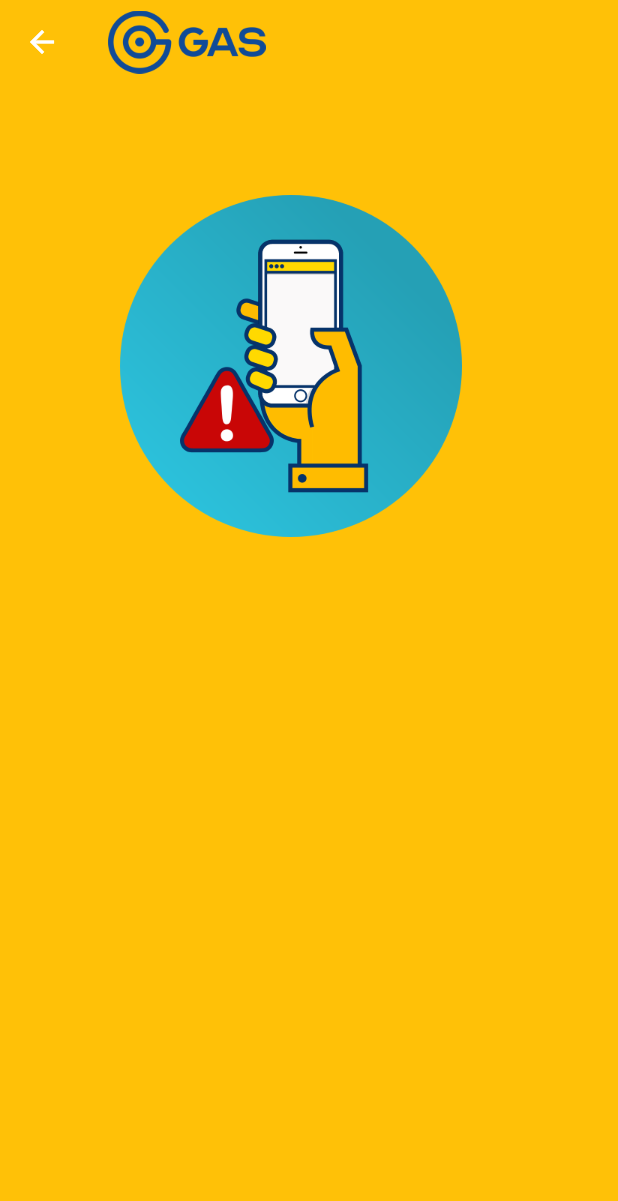
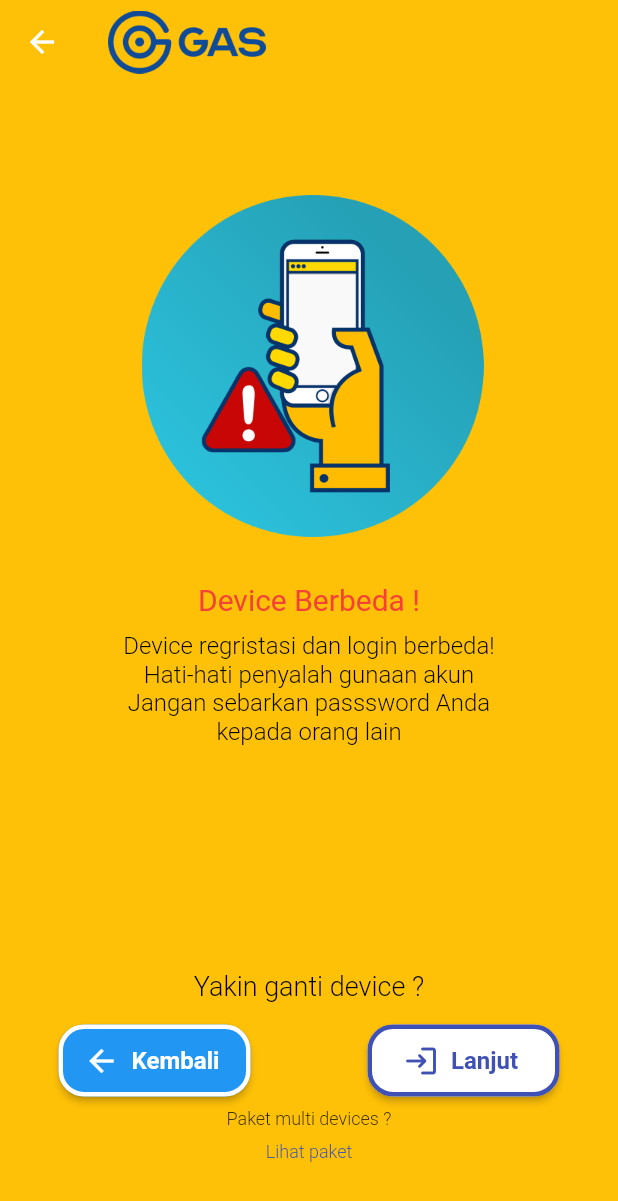
Before and after one commit to 154-5WH/flutter-magang-2, a Flutter app: the Notice screen opened directly, on a phone screen of 412 x 824 dp. Shown: the top 1201 px of the screen. Run offline on Flutter 3.47's test engine with Material 2 defaults, Android fonts, the phone set to English and light mode, and no system bars.

Commit message:
full update notice page (done)

```diff
--- a/lib/page/notice.dart
+++ b/lib/page/notice.dart
@@ -1,4 +1,5 @@
 import 'package:flutter/material.dart';
+import 'package:flutter_magang2/page/masuk.dart';
 import 'package:flutter_magang2/utils/theme.dart';
 
 class Notice extends StatelessWidget {
@@ -9,7 +10,9 @@ class Notice extends StatelessWidget {
     return Scaffold(
       backgroundColor: Colors.amber,
       appBar: widgetAppBar(),
-      body: Container(
+      body: Column(
+        children: [
+          Container(
             child: Padding(
               padding: const EdgeInsets.only(
                 top: 74,
@@ -22,6 +25,152 @@ class Notice extends StatelessWidget {
                 width: 228,
               ),
             ),
+            padding: const EdgeInsets.only(),
+          ),
+          const Center(
+            child: Padding(
+              padding: EdgeInsets.only(
+                top: 30,
+                bottom: 10,
+              ),
+              child: Text(
+                "Device Berbeda !",
+                style: TextStyle(
+                    fontSize: 20,
+                    fontWeight: FontWeight.normal,
+                    color: Colors.red),
+              ),
+            ),
+          ),
+          const Text(
+            "Device regristasi dan login berbeda!",
+            style: TextStyle(
+              fontSize: 16,
+              fontWeight: FontWeight.w300,
+              color: Colors.black,
+            ),
+          ),
+          const Text(
+            "Hati-hati penyalah gunaan akun",
+            style: TextStyle(
+              fontSize: 16,
+              fontWeight: FontWeight.w300,
+              color: Colors.black,
+            ),
+          ),
+          const Text(
+            "Jangan sebarkan passsword Anda",
+            style: TextStyle(
+              fontSize: 16,
+              fontWeight: FontWeight.w300,
+              color: Colors.black,
+            ),
+          ),
+          const Text(
+            "kepada orang lain",
+            style: TextStyle(
+              fontSize: 16,
+              fontWeight: FontWeight.w300,
+              color: Colors.black,
+            ),
+          ),
+          const Padding(
+            padding: EdgeInsets.only(
+              top: 150,
+            ),
+            child: Text(
+              "Yakin ganti device ?",
+              style: TextStyle(
+                fontSize: 18,
+                fontWeight: FontWeight.w300,
+                color: Colors.black,
+              ),
+            ),
+          ),
+          Padding(
+            padding: const EdgeInsets.only(
+              top: 15,
+            ),
+            child: Row(
+              mainAxisAlignment: MainAxisAlignment.spaceAround,
+              children: [
+                SizedBox(
+                  height: 48,
+                  width: 128,
+                  child: ElevatedButton.icon(
+                    onPressed: () {
+                      Navigator.push(
+                          context,
+                          MaterialPageRoute(
+                              builder: (context) => const masukpak()));
+                    },
+                    icon: const Icon(
+                      Icons.arrow_back,
+                      color: Colors.white,
+                    ),
+                    label: const Text(
+                      "Kembali",
+                      style: TextStyle(
+                        fontSize: 16,
+                        fontWeight: FontWeight.bold,
+                        color: Colors.white,
+                      ),
+                    ),
+                    style: ElevatedButton.styleFrom(
+                        shape: RoundedRectangleBorder(
+                      side: const BorderSide(color: Colors.white, width: 3),
+                      borderRadius: BorderRadius.circular(17),
+                    )),
+                  ),
+                ),
+                SizedBox(
+                  height: 48,
+                  width: 128,
+                  child: ElevatedButton.icon(
+                    onPressed: () {},
+                    icon: const Icon(
+                      Icons.login_rounded,
+                      color: Colors.indigo,
+                    ),
+                    label: const Text(
+                      "Lanjut",
+                      style: TextStyle(
+                        fontSize: 16,
+                        fontWeight: FontWeight.bold,
+                        color: Colors.indigo,
+                      ),
+                    ),
+                    style: ElevatedButton.styleFrom(
+                        primary: Colors.white,
+                        shape: RoundedRectangleBorder(
+                          side:
+                              const BorderSide(color: Colors.indigo, width: 3),
+                          borderRadius: BorderRadius.circular(17),
+                        )),
+                  ),
+                ),
+              ],
+            ),
+          ),
+          const Padding(
+            padding: EdgeInsets.all(8.0),
+            child: Text(
+              "Paket multi devices ?",
+              style: TextStyle(
+                fontSize: 12,
+                fontWeight: FontWeight.w300,
+              ),
+            ),
+          ),
+          const Text(
+            "Lihat paket",
+            style: TextStyle(
+              fontSize: 12,
+              fontWeight: FontWeight.w300,
+              color: Colors.indigo,
+            ),
+          )
+        ],
       ),
     );
   }
```
Lines whose indentation alone changed are shown as unchanged.
